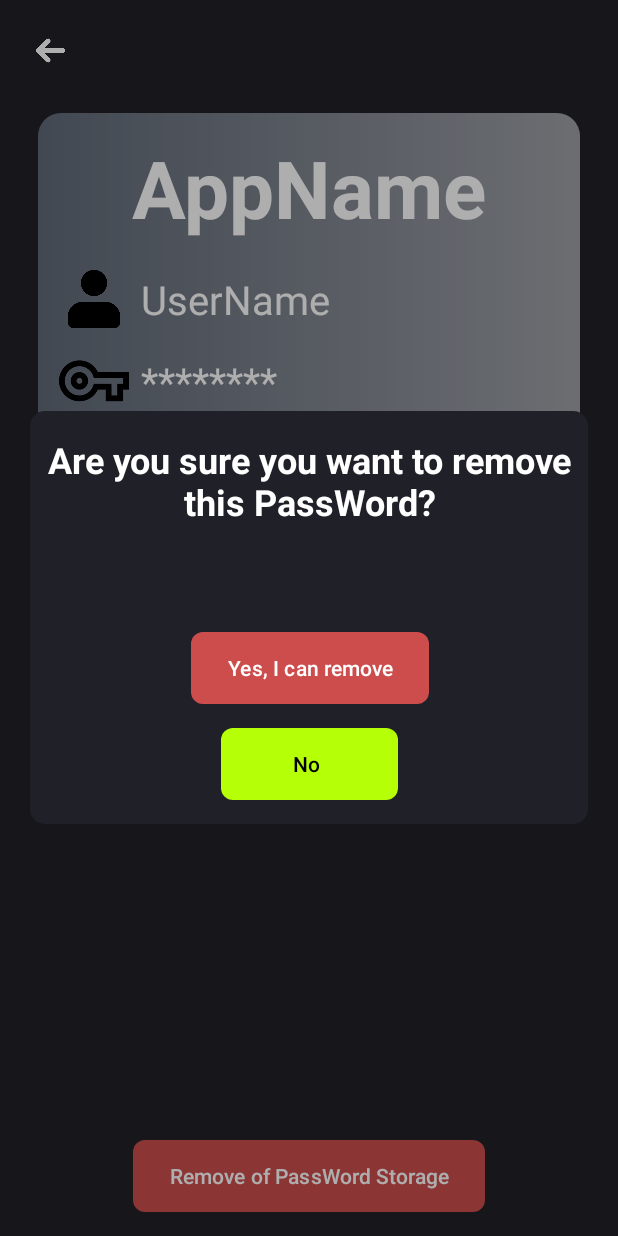
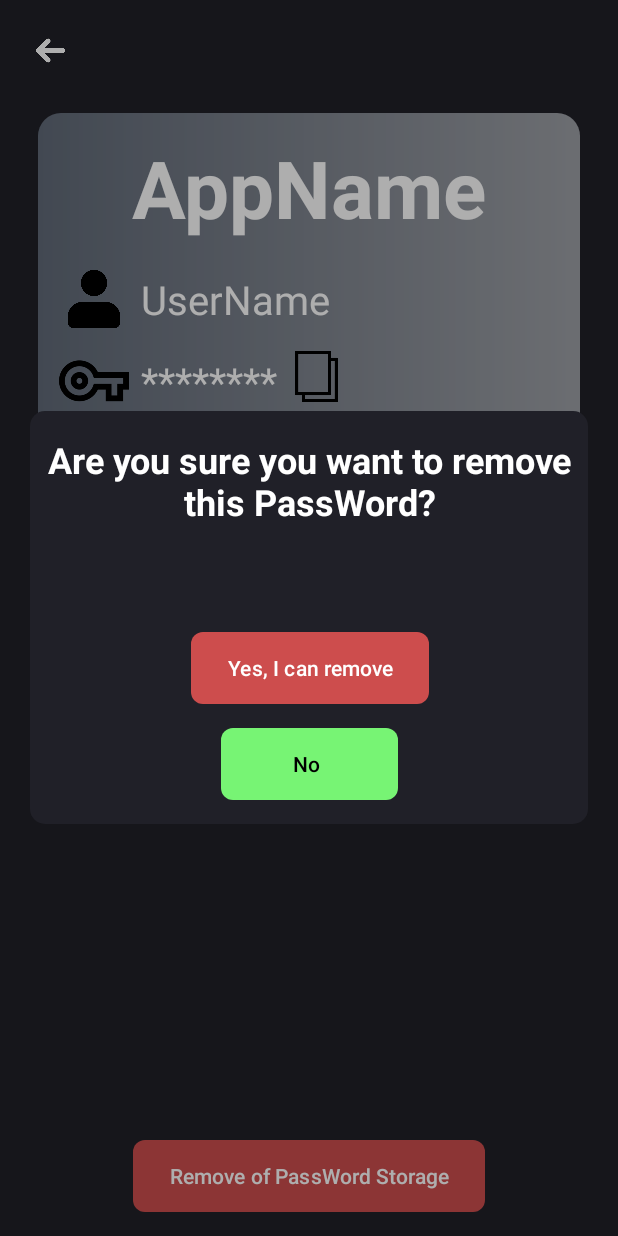
Before and after one commit to RiseGhost/PassWord_Storage, an Android app: the PassInfo screen opened directly, with no data from a screen before it, after a tap on "Remove of PassWord Storage", on a phone screen of 412 x 824 dp. Run offline under Robolectric (Android 15) with nearby library versions, the phone set to English and light mode, and no system bars; our stand-ins replace Room's generated code; 2 statements that could not run were skipped.

Commit message:
Copy Pass to transfer area

```diff
--- a/app/build.gradle.kts
+++ b/app/build.gradle.kts
@@ -37,6 +37,7 @@ dependencies {
     implementation("androidx.constraintlayout:constraintlayout:2.1.4")
     implementation("androidx.gridlayout:gridlayout:1.0.0")
     implementation("androidx.biometric:biometric:1.1.0")
+    implementation("androidx.core:core:1.9.0")
     testImplementation("junit:junit:4.13.2")
     androidTestImplementation("androidx.test.ext:junit:1.1.5")
     androidTestImplementation("androidx.test.espresso:espresso-core:3.5.1")
--- a/app/src/main/java/com/example/passwordstorage/XMLElements/PassView.java
+++ b/app/src/main/java/com/example/passwordstorage/XMLElements/PassView.java
@@ -1,11 +1,12 @@
 package com.example.passwordstorage.XMLElements;
 
 import android.content.Context;
-import android.content.SharedPreferences;
-import android.graphics.drawable.Drawable;
+import android.content.ClipData;
+import android.content.ClipboardManager;
 import android.util.AttributeSet;
 import android.view.LayoutInflater;
 import android.view.View;
+import android.widget.ImageView;
 import android.widget.LinearLayout;
 import android.widget.TextView;
 
@@ -20,15 +21,10 @@ import com.example.passwordstorage.SecuryCifra;
 import java.security.InvalidAlgorithmParameterException;
 import java.security.InvalidKeyException;
 import java.security.NoSuchAlgorithmException;
-import java.util.Base64;
 
 import javax.crypto.BadPaddingException;
-import javax.crypto.Cipher;
 import javax.crypto.IllegalBlockSizeException;
 import javax.crypto.NoSuchPaddingException;
-import javax.crypto.SecretKey;
-import javax.crypto.spec.IvParameterSpec;
-import javax.crypto.spec.SecretKeySpec;
 
 public class PassView extends LinearLayout {
     private PassWord passWord;
@@ -67,8 +63,16 @@ public class PassView extends LinearLayout {
                 LayoutParams.WRAP_CONTENT
         );
         view.setLayoutParams(layoutParams);
+        ImageView copy = view.findViewById(R.id.image_copy);
+        copy.setOnClickListener((event) -> {
+            ClipboardManager clipboard = null;
+            clipboard = (ClipboardManager) getContext().getSystemService(Context.CLIPBOARD_SERVICE);
+            ClipData clip = ClipData.newPlainText("Pass", Pass);
+            clipboard.setPrimaryClip(clip);
+        });
         addView(view);
     }
+
 
     public void setPassWord(String AppName, String Pass, String UserName, String Category, int Theme){
         try{
--- a/app/src/main/res/layout/activity_settings.xml
+++ b/app/src/main/res/layout/activity_settings.xml
@@ -62,6 +62,7 @@
                     android:layout_width="0dp"
                     android:layout_height="match_parent"
                     android:layout_weight="1"
+                    android:padding="5dp"
                     android:text="biometric"
                     android:textColor="@color/white"
                     android:gravity="center_vertical"/>
--- a/app/src/main/res/layout/pass_view.xml
+++ b/app/src/main/res/layout/pass_view.xml
@@ -87,4 +87,15 @@
         app:layout_constraintStart_toEndOf="@+id/CategoryView"
         app:layout_constraintTop_toBottomOf="@+id/Pass" />
 
+    <ImageView
+        android:id="@+id/image_copy"
+        android:layout_width="55px"
+        android:layout_height="55px"
+        android:layout_marginStart="8dp"
+        android:layout_marginTop="10dp"
+        app:layout_constraintStart_toEndOf="@+id/Pass"
+        app:layout_constraintTop_toBottomOf="@+id/UserName"
+        app:srcCompat="@drawable/copy" />
+
+
 </androidx.constraintlayout.widget.ConstraintLayout>
--- a/app/src/main/res/layout/remove_password_popup.xml
+++ b/app/src/main/res/layout/remove_password_popup.xml
@@ -42,7 +42,7 @@
         android:layout_height="wrap_content"
         android:layout_marginBottom="16dp"
         android:background="@drawable/input_text"
-        app:backgroundTint="#B5FF07"
+        app:backgroundTint="#77F474"
         android:textColor="@color/black"
         android:text="       No        "
         app:layout_constraintBottom_toBottomOf="parent"
```
Also changed, not shown: app/src/main/res/drawable/copy.png (added).
